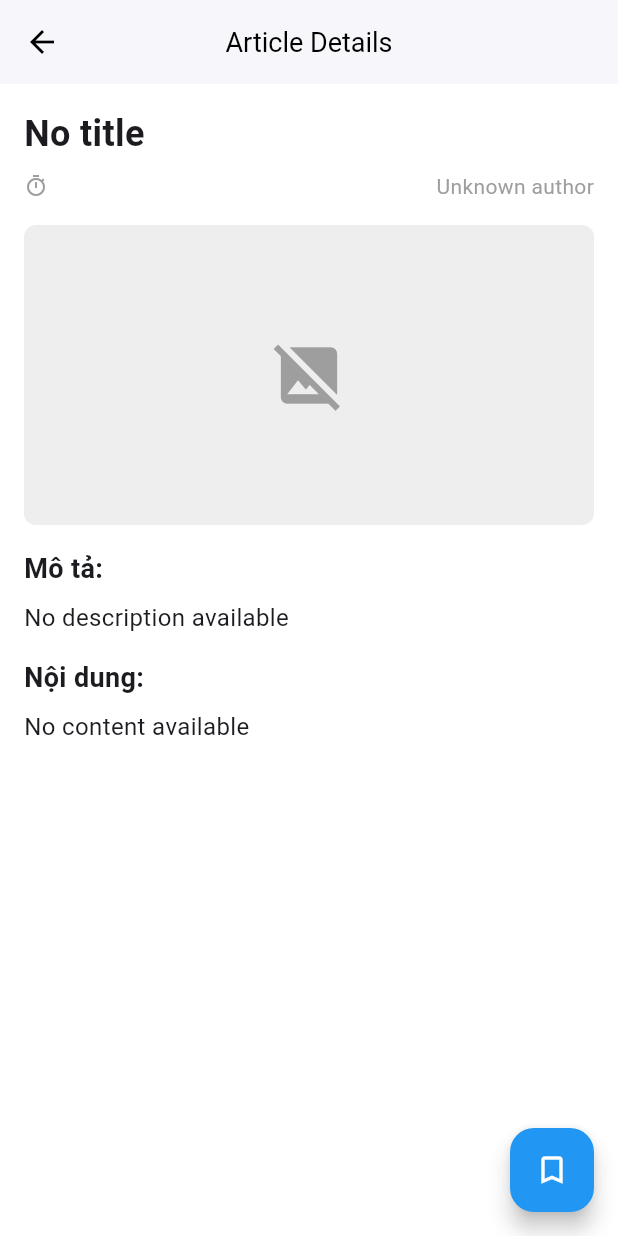
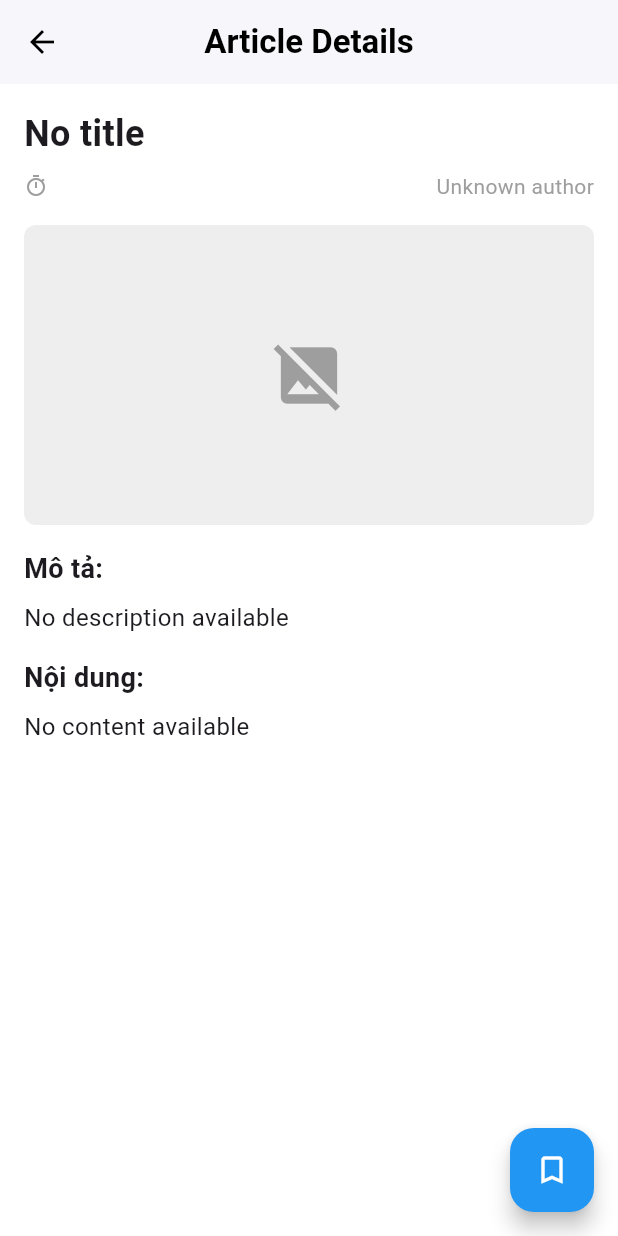
Before and after one commit to phanviettinh/Flutter-clean-architecture, a Flutter app: the ArticleDetail screen opened by its route, on a phone screen of 412 x 824 dp. Run offline on Flutter 3.47's test engine with Material 3 defaults, Android fonts, the phone set to English and light mode, and no system bars; our stand-ins replace dio, equatable, floor, flutter_bloc, flutter_hooks, get_it and 2 more; accounts and stored records are empty; generated files the repository leaves out were written again; network calls fail; Roboto replaces fonts that are missing (SFProDisplay).

Commit message:
update code

```diff
--- a/lib/config/theme/app_theme.dart
+++ b/lib/config/theme/app_theme.dart
@@ -6,7 +6,6 @@ ThemeData theme(){
   return ThemeData(
     scaffoldBackgroundColor: Colors.white,
     fontFamily: 'SFProDisplay',
-
     appBarTheme: appBarTheme()
   );
 }
--- a/lib/features/daily_news/domain/repository/article_repository.dart
+++ b/lib/features/daily_news/domain/repository/article_repository.dart
@@ -2,7 +2,6 @@ import 'package:note_ring/core/resouces/data_state.dart';
 import 'package:note_ring/features/daily_news/domain/entities/article.dart';
 
 abstract class ArticleRepository{
-
   ///api method
   Future<DataState<List<ArticleEntity>>> getNewsArticles();
   Future<List<ArticleEntity>> getSavedArticles();
--- a/lib/features/daily_news/presentation/bloc/article/remote/remote_article_bloc.dart
+++ b/lib/features/daily_news/presentation/bloc/article/remote/remote_article_bloc.dart
@@ -21,7 +21,6 @@ class RemoteArticleBloc extends Bloc<RemoteArticleEvent,RemoteArticleState>{
     }
 
     if(dataState is DataFailed){
-      print('dataState.error: ${dataState.error}');
       emit(
           RemoteArticleError(dataState.error!)
       );
--- a/lib/features/daily_news/presentation/pages/article_detail/article_detail.dart
+++ b/lib/features/daily_news/presentation/pages/article_detail/article_detail.dart
@@ -34,8 +34,8 @@ class ArticleDetail extends HookWidget {
         onPressed: () => _onBackButtonTapped(context),
       ),
       title: Text(
-        articleEntity?.title ?? 'Article Details',
-        style: const TextStyle(color: Colors.black),
+        articleEntity?.author ?? 'Article Details',
+        style: const TextStyle(color: Colors.black,fontWeight: FontWeight.bold,fontSize: 22),
       ),
       backgroundColor: Colors.white,
       elevation: 1,
--- a/lib/features/daily_news/presentation/pages/home/daily_news.dart
+++ b/lib/features/daily_news/presentation/pages/home/daily_news.dart
@@ -59,8 +59,7 @@ class DailyNews extends StatelessWidget {
                 const SizedBox(height: 10),
                 ElevatedButton(
                   onPressed: () {
-                    // Bạn có thể dispatch lại event GetArticles tại đây
-                    // context.read<RemoteArticleBloc>().add(GetArticles());
+                    context.read<RemoteArticleBloc>().add(GetArticles());
                   },
                   child: const Text("Retry"),
                 ),
@@ -78,7 +77,7 @@ class DailyNews extends StatelessWidget {
 
           return RefreshIndicator(
             onRefresh: () async {
-              // context.read<RemoteArticleBloc>().add(GetArticles());
+              context.read<RemoteArticleBloc>().add(GetArticles());
             },
             child: ListView.builder(
               itemCount: articles.length,
--- a/lib/injection_container.dart
+++ b/lib/injection_container.dart
@@ -12,12 +12,11 @@ import 'features/daily_news/domain/usecases/get__saved_article.dart';
 import 'features/daily_news/domain/usecases/remove_article.dart';
 import 'features/daily_news/domain/usecases/save_article.dart';
 
-final sl = GetIt.instance; //service localtor
+final sl = GetIt.instance; //service locator
 
 Future<void> initializeDependencies() async{
 
   final database = await $FloorAppDatabase.databaseBuilder('app_database.db').build();
-
   sl.registerSingleton<AppDatabase>(database);
   //dio
   sl.registerSingleton<Dio>(Dio());
@@ -37,6 +36,5 @@ Future<void> initializeDependencies() async{
 
   //blocs
   sl.registerFactory<RemoteArticleBloc>(() => RemoteArticleBloc(sl()));
-
   sl.registerFactory<LocalArticleBloc>(() => LocalArticleBloc(sl(),sl(),sl()));
 }
```
